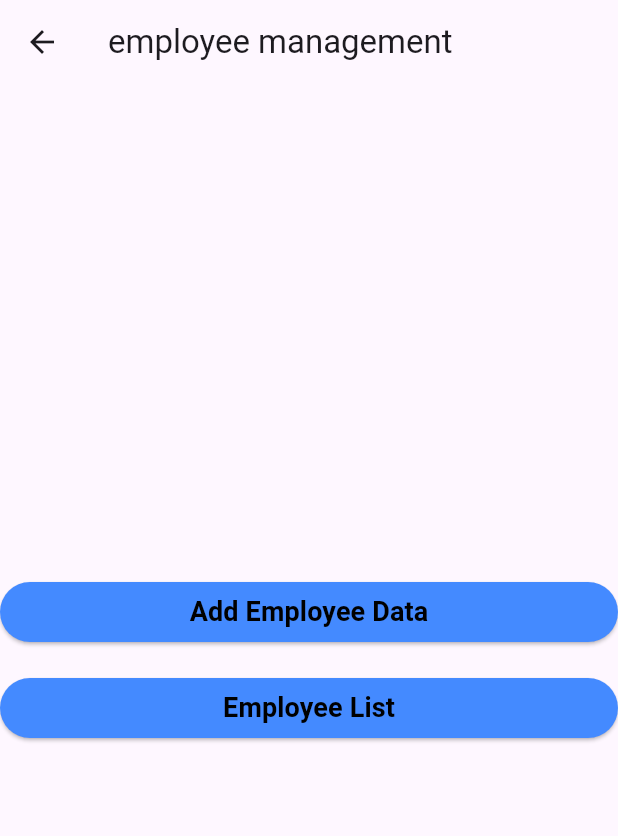
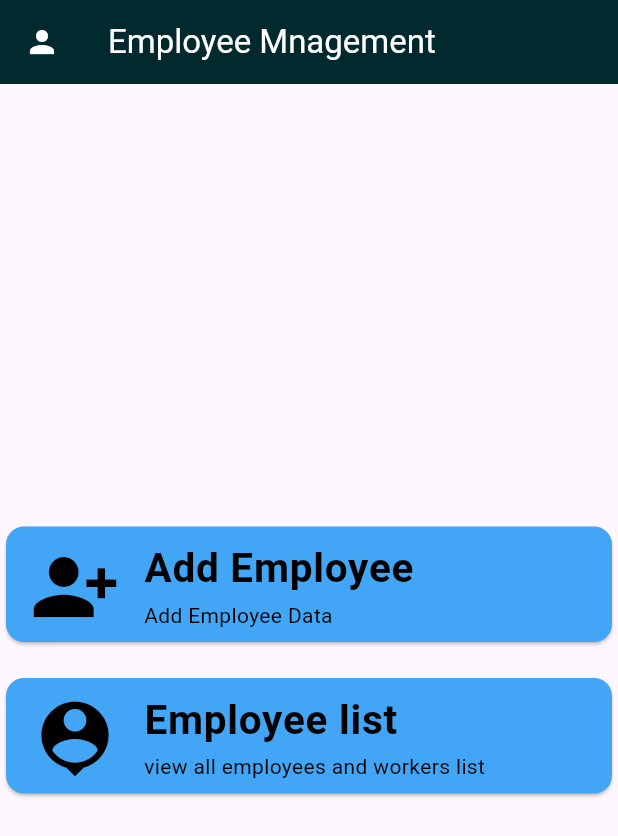
Before and after one commit to kpsbathla16624/PPPI, a Flutter app: the EmployeeDrawer screen opened directly, on a phone screen of 412 x 824 dp. Shown: the top 836 px of the screen. Run offline on Flutter 3.47's test engine with Material 3 defaults, Android fonts, the phone set to English and light mode, and no system bars; our stand-ins replace cloud_firestore, firebase_auth, firebase_core, syncfusion_flutter_charts; accounts and stored records are empty.

Commit message:
ui changes

```diff
--- a/lib/employee/emp.dart
+++ b/lib/employee/emp.dart
@@ -22,52 +22,69 @@ class _EmployeeDrawerState extends State<EmployeeDrawer> {
       },
       child: Scaffold(
         appBar: AppBar(
-          title: Text('employee management '),
+          leading: Icon(
+            Icons.person,
+            color: Colors.white,
+          ),
+          title: Text(
+            'Employee Mnagement ',
+            style: TextStyle(color: Colors.white),
+          ),
+          backgroundColor: Color.fromARGB(255, 1, 41, 46),
+          centerTitle: false,
         ),
         body: Column(
           mainAxisAlignment: MainAxisAlignment.center,
           crossAxisAlignment: CrossAxisAlignment.stretch,
           children: <Widget>[
-            ElevatedButton(
-              onPressed: () {
-                Navigator.push(
-                  context,
-                  MaterialPageRoute(
-                    builder: (context) => ADD_empScreen(),
+            Card(
+              color: Colors.blue[400],
+              child: ListTile(
+                onTap: () {
+                  Navigator.push(context, MaterialPageRoute(builder: (context) => ADD_empScreen()));
+                },
+                leading: const Icon(
+                  Icons.person_add_alt_1,
+                  size: 60,
+                  color: Colors.black,
+                ),
+                title: const Text(
+                  'Add Employee',
+                  style: TextStyle(
+                    fontWeight: FontWeight.bold,
+                    color: Colors.black,
+                    fontSize: 27,
                   ),
-                );
-              },
-              style: ElevatedButton.styleFrom(
-                backgroundColor: Colors.blueAccent,
-              ),
-              child: Text(
-                'Add Employee Data',
-                style: TextStyle(
-                  fontWeight: FontWeight.bold,
-                  color: const Color.fromARGB(255, 0, 0, 0),
-                  fontSize: 18,
+                ),
+                subtitle: const Text(
+                  'Add Employee Data ',
+                  style: TextStyle(color: Colors.black),
                 ),
               ),
             ),
             SizedBox(height: 16.0),
-            ElevatedButton(
-              onPressed: () {
-                Navigator.push(
-                  context,
-                  MaterialPageRoute(
-                    builder: (context) => ViewEMPScreen(),
+            Card(
+              color: Colors.blue[400],
+              child: ListTile(
+                onTap: () {
+                  Navigator.push(context, MaterialPageRoute(builder: (context) => ViewEMPScreen()));
+                },
+                leading: const Icon(
+                  Icons.person_pin,
+                  size: 60,
+                  color: Colors.black,
+                ),
+                title: const Text(
+                  'Employee list ',
+                  style: TextStyle(
+                    fontWeight: FontWeight.bold,
+                    color: Colors.black,
+                    fontSize: 27,
                   ),
-                );
-              },
-              style: ElevatedButton.styleFrom(
-                backgroundColor: Colors.blueAccent,
-              ),
-              child: Text(
-                'Employee List',
-                style: TextStyle(
-                  fontWeight: FontWeight.bold,
-                  color: const Color.fromARGB(255, 0, 0, 0),
-                  fontSize: 18,
+                ),
+                subtitle: const Text(
+                  'view all employees and workers list ',
+                  style: TextStyle(color: Colors.black),
                 ),
               ),
             ),
--- a/lib/home/home.dart
+++ b/lib/home/home.dart
@@ -91,7 +91,7 @@ class _homeState extends State<home> {
       key: widget.scaffoldKey,
       appBar: AppBar(
         backgroundColor: Color.fromARGB(255, 1, 41, 46),
-        title: Text(
+        title: const Text(
           'Parmarth Print Pack Industry',
           style: TextStyle(color: Colors.white),
         ),
```
Also changed, not shown: lib/drawers/daybook.dart (+52 -35 lines), lib/drawers/dispatch.dart (+52 -35 lines), lib/drawers/order.dart (+109 -80 lines), lib/drawers/purchase.dart (+46 -26 lines), lib/home/recent_orders.dart (added, +17 -0 lines), lib/purchase/add_raw.dart (+16 -23 lines), lib/purchase/purchase_history.dart (+19 -34 lines), lib/theme/appbartheme.dart (added, +7 -0 lines).
